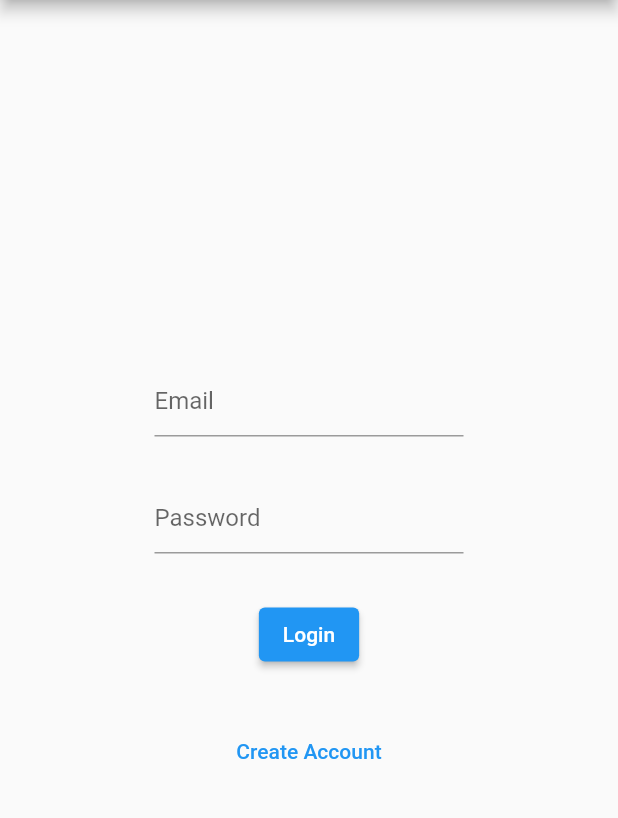
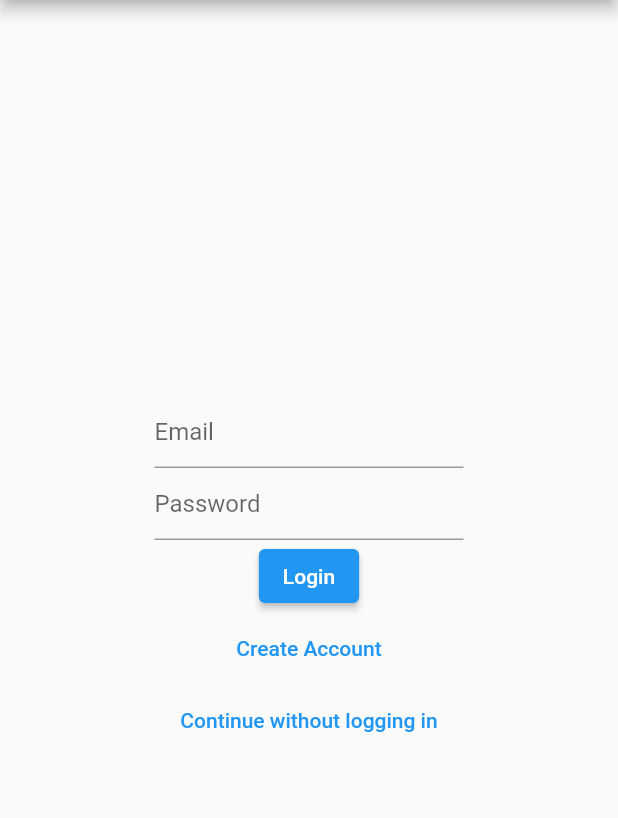
Before and after one commit to nikonowiczp/flutter-project, a Flutter app: the TaskEditView screen opened directly, after a tap on "Back", after a tap on "Log in", on a phone screen of 412 x 824 dp, the part 84-902 px from its top. Run offline on Flutter 3.47's test engine with Material 2 defaults, Android fonts, the phone set to English and light mode, and no system bars; our stand-ins replace bloc, cloud_firestore, equatable, firebase_auth, firebase_core, flutter_bloc and 3 more; accounts and stored records are empty.

Commit message:
Almost ready

```diff
--- a/src/responsible_student/lib/modules/app/common_scaffold/bloc/common_scaffold_bloc.dart
+++ /dev/null
@@ -1,14 +0,0 @@
-import 'dart:async';
-
-import 'package:bloc/bloc.dart';
-import 'package:equatable/equatable.dart';
-import 'package:meta/meta.dart';
-import 'package:responsible_student/modules/auth/auth_service/service/auth_service.dart';
-
-part 'common_scaffold_event.dart';
-part 'common_scaffold_state.dart';
-
-class CommomScaffoldBloc
-    extends Bloc<CommonScaffoldEvent, CommonScaffoldState> {
-  CommomScaffoldBloc() : super(const CommonScaffoldInitialState()) {}
-}
--- a/src/responsible_student/lib/modules/app/common_scaffold/bloc/common_scaffold_event.dart
+++ /dev/null
@@ -1,6 +0,0 @@
-part of 'common_scaffold_bloc.dart';
-
-@immutable
-abstract class CommonScaffoldEvent {
-  const CommonScaffoldEvent();
-}
--- a/src/responsible_student/lib/modules/app/common_scaffold/bloc/common_scaffold_state.dart
+++ /dev/null
@@ -1,11 +0,0 @@
-part of 'common_scaffold_bloc.dart';
-
-abstract class CommonScaffoldState {
-  final String email;
-  final bool wasLoaded;
-  const CommonScaffoldState({this.email = '', this.wasLoaded = true});
-}
-
-class CommonScaffoldInitialState extends CommonScaffoldState {
-  const CommonScaffoldInitialState();
-}
--- a/src/responsible_student/lib/modules/app/common_scaffold/view/common_scaffold_view.dart
+++ b/src/responsible_student/lib/modules/app/common_scaffold/view/common_scaffold_view.dart
@@ -1,8 +1,5 @@
 import 'package:flutter/material.dart';
 import 'package:flutter_bloc/flutter_bloc.dart';
-import 'package:responsible_student/modules/app/common_scaffold/bloc/common_scaffold_bloc.dart';
-import 'package:responsible_student/modules/auth/auth_service/service/auth_service.dart';
-import 'package:responsible_student/modules/auth/login/bloc/login_bloc.dart';
 import 'package:responsible_student/modules/auth/login/view/login_page.dart';
 import 'package:responsible_student/modules/user_data/bloc/user_data_bloc.dart';
 
@@ -19,11 +16,12 @@ class UserHeaderView extends StatelessWidget {
               title: Text(title),
               actions: state.entity.email == ''
                   ? <Widget>[
-                      TextButton(
+                      ElevatedButton(
                         onPressed: () {
                           BlocProvider.of<UserDataBloc>(context)
-                              .add(const UserDataSetShouldLogInEvent());
-                          Navigator.of(context).push(LoginPage.route());
+                              .add(const UserDataLoggedOutEvent());
+                          Navigator.of(context)
+                              .pushReplacement(LoginPage.route());
                         },
                         child: const Text('Log in'),
                       )
@@ -32,7 +30,7 @@ class UserHeaderView extends StatelessWidget {
                       Center(
                         child: Text(state.entity.email),
                       ),
-                      TextButton(
+                      ElevatedButton(
                         onPressed: () {
                           BlocProvider.of<UserDataBloc>(context)
                               .add(const UserDataLoggedOutEvent());
@@ -42,9 +40,6 @@ class UserHeaderView extends StatelessWidget {
                         child: const Text('Log out'),
                       )
                     ],
-              flexibleSpace: Container(
-                color: Colors.orange,
-              ),
             ),
             body: child,
           )),
--- a/src/responsible_student/lib/modules/auth/auth_service/service/firebase_auth_service.dart
+++ b/src/responsible_student/lib/modules/auth/auth_service/service/firebase_auth_service.dart
@@ -14,7 +14,6 @@ class FirebaseAuthService implements AuthService {
     if (user == null) {
       return UserEntity.empty();
     }
-
     var splittedName = ['Name ', 'LastName'];
     if (user.displayName != null) {
       splittedName = user.displayName!.split(' ');
--- a/src/responsible_student/lib/modules/auth/login/view/login_view.dart
+++ b/src/responsible_student/lib/modules/auth/login/view/login_view.dart
@@ -48,17 +48,16 @@ class _LoginForm extends StatelessWidget {
         title: const Text('Login'),
         centerTitle: true,
       ),
-      body: Center(
+      body: OverflowBox(
+        alignment: Alignment.center,
         child: Column(
           mainAxisAlignment: MainAxisAlignment.center,
           children: [
             _LoginEmail(),
-            const SizedBox(height: 30.0),
             _LoginPassword(),
-            const SizedBox(height: 30.0),
             _SubmitButton(),
-            const SizedBox(height: 30.0),
             const _CreateAccountButton(),
+            const _ContinueWithoutLogginIn()
           ],
         ),
       ),
@@ -134,7 +133,7 @@ class _CreateAccountButton extends StatelessWidget {
   Widget build(BuildContext context) {
     return TextButton(
       onPressed: () {
-        Navigator.push(
+        Navigator.pushReplacement(
           context,
           MaterialPageRoute(
             builder: (context) => const SignupPage(),
@@ -145,3 +144,19 @@ class _CreateAccountButton extends StatelessWidget {
     );
   }
 }
+
+class _ContinueWithoutLogginIn extends StatelessWidget {
+  const _ContinueWithoutLogginIn({Key? key}) : super(key: key);
+
+  @override
+  Widget build(BuildContext context) {
+    return TextButton(
+      onPressed: () {
+        BlocProvider.of<UserDataBloc>(context)
+            .add(const UserDataSetShouldNotLogInEvent());
+        Navigator.of(context).pushReplacement(HomePage.route());
+      },
+      child: const Text('Continue without logging in'),
+    );
+  }
+}
--- a/src/responsible_student/lib/modules/tasks/edit/bloc/task_edit_bloc.dart
+++ b/src/responsible_student/lib/modules/tasks/edit/bloc/task_edit_bloc.dart
@@ -214,6 +214,7 @@ class TaskEditBloc extends Bloc<TaskEditEvent, TaskEditState> {
       double hours, double hoursDone, double hoursPerReminder) {
     DateTime calculatedNextReminder = DateTime.now();
     String error = '';
+    try {
       double hoursLeft = hours - hoursDone;
       // To get rid of time - maybe unnecessary
       DateTime nowOnlyDate =
@@ -231,5 +232,7 @@ class TaskEditBloc extends Bloc<TaskEditEvent, TaskEditState> {
       calculatedNextReminder =
           nowOnlyDate.add(Duration(days: daysUntilNextReminder));
       return Tuple2<DateTime, String>(calculatedNextReminder, error);
+    } catch (e) {}
+    return Tuple2<DateTime, String>(calculatedNextReminder, error);
   }
 }
--- a/src/responsible_student/lib/modules/tasks/edit/view/task_edit_view.dart
+++ b/src/responsible_student/lib/modules/tasks/edit/view/task_edit_view.dart
@@ -162,7 +162,7 @@ class _nextReminderInput extends StatelessWidget {
             enabledBorder: _renderBorder(_hasError()),
             focusedBorder: _renderBorder(_hasError()),
             icon: const Icon(Icons.calendar_today),
-            labelText: "Enter next reminder date"),
+            labelText: "Enter next reminder date or let algorithm decide"),
         readOnly: true,
         onTap: () async {
           DateTime? pickedDate = await showDatePicker(
@@ -203,7 +203,6 @@ class _hoursInput extends StatelessWidget {
       TextField(
         controller: bloc.hours,
         onChanged: (value) {
-          print(value);
           bloc.add(TaskEditHoursChanged(double.parse(value)));
         },
         keyboardType: TextInputType.number,
@@ -219,7 +218,7 @@ class _hoursInput extends StatelessWidget {
           }),
         ],
         decoration: InputDecoration(
-            hintText: 'Total hours',
+            hintText: 'Total hours needed to finish task',
             labelStyle: TextStyle(
               color: _hasError() ? Colors.red : Colors.black,
             ),
@@ -328,7 +327,7 @@ class _hoursPerReminderDoneInput extends StatelessWidget {
           }),
         ],
         decoration: InputDecoration(
-            hintText: 'Hours per reminder',
+            hintText: 'Hours per day',
             labelStyle: TextStyle(
               color: _hasError() ? Colors.red : Colors.black,
             ),
@@ -337,7 +336,7 @@ class _hoursPerReminderDoneInput extends StatelessWidget {
             ),
             enabledBorder: _renderBorder(_hasError()),
             focusedBorder: _renderBorder(_hasError()),
-            labelText: "Enter hours per reminder"),
+            labelText: "Enter hours per day"),
       ),
       if (_hasError()) ...[
         const SizedBox(height: 5),
--- a/src/responsible_student/lib/modules/tasks/models/task.dart
+++ b/src/responsible_student/lib/modules/tasks/models/task.dart
@@ -12,8 +12,9 @@ class Task extends Equatable {
   final double hoursPerReminder;
   final String name;
   final DateTime nextReminder;
+  final DateTime dateModified = DateTime.now();
 
-  const Task(this.id, this.deadline, this.hours, this.hoursDone,
+  Task(this.id, this.deadline, this.hours, this.hoursDone,
       this.hoursPerReminder, this.name, this.nextReminder);
   @override
   List<Object?> get props =>
@@ -22,7 +23,7 @@ class Task extends Equatable {
   factory Task.fromJson(Map<String, dynamic> json) => _$TaskFromJson(json);
   factory Task.newTask() {
     var uuid = Uuid();
-    return Task(uuid.v1(), DateTime.now(), 0, 0, 0, '', DateTime.now());
+    return Task(uuid.v1(), DateTime.now(), 0, 0, 0, 'New Task', DateTime.now());
   }
   Map<String, dynamic> toJson() => _$TaskToJson(this);
 }
--- a/src/responsible_student/lib/modules/tasks/view/task_preview.dart
+++ b/src/responsible_student/lib/modules/tasks/view/task_preview.dart
@@ -17,7 +17,9 @@ class TaskPreview extends StatelessWidget {
         children: [
           Expanded(child: Text(task.name)),
           Expanded(child: Text(DateFormat.yMd().format(task.nextReminder))),
-          Expanded(child: Text('${task.hours - task.hoursDone} hours left')),
+          Expanded(
+              child: Text(
+                  '${(task.hours - task.hoursDone).toStringAsFixed(1)} hours left')),
           Expanded(
             child: ElevatedButton(
                 onPressed: () {
--- a/src/responsible_student/lib/modules/user_data/bloc/user_data_bloc.dart
+++ b/src/responsible_student/lib/modules/user_data/bloc/user_data_bloc.dart
@@ -1,5 +1,6 @@
 import 'dart:convert';
 
+import 'package:cloud_firestore/cloud_firestore.dart';
 import 'package:equatable/equatable.dart';
 import 'package:hydrated_bloc/hydrated_bloc.dart';
 import 'package:responsible_student/modules/auth/auth_service/models/user_entity.dart';
@@ -11,7 +12,7 @@ part 'user_data_event.dart';
 part 'user_data_state.dart';
 
 class UserDataBloc extends HydratedBloc<UserDataEvent, UserDataState> {
-  UserDataBloc(this._authService)
+  UserDataBloc(this._authService, this._firestore)
       : super(UserDataState(
             entity: UserEntity.empty(), tasks: const <String, Task>{})) {
     on<UserDataAddTasksEvent>(_onUserDataAddTasksEvent);
@@ -25,13 +26,27 @@ class UserDataBloc extends HydratedBloc<UserDataEvent, UserDataState> {
       emit(state.copyWith(shouldBeLoggedIn: true));
     });
     on<UserDataSetShouldNotLogInEvent>((event, emit) {
-      emit(state.copyWith(shouldBeLoggedIn: false));
+      emit(state.copyWith(shouldBeLoggedIn: false, entity: UserEntity.empty()));
     });
-
     print('Constructor was called');
     emit(state.copyWith(entity: _authService.getCurrentUser()));
+    if (state.isLoggedIn) _synchronizeTasksWithFirestore();
   }
   final AuthService _authService;
+  final FirebaseFirestore _firestore;
+
+  _synchronizeTasksWithFirestore() async {
+    print('_synchronizeTasksWithFirestore');
+    var userInfo = await _firestore
+        .collection('/task')
+        .where('userUid', isEqualTo: '4KPXfRtPh3Xqie5RiRkqr1iZ5H13')
+        .get()
+        .then((value) => value.docs.forEach((element) {
+              print(element.data());
+            }));
+    print('After query');
+  }
+
   _onUserDataAddTasksEvent(
       UserDataAddTasksEvent event, Emitter<UserDataState> emit) {
     var newMap = Map<String, Task>.of(state.tasks);
--- a/src/responsible_student/pubspec.yaml
+++ b/src/responsible_student/pubspec.yaml
@@ -47,6 +47,7 @@ dependencies:
   intl:
   rxdart: ^0.27.3
   tuple: ^2.0.1
+  cloud_firestore: ^4.3.1
 dev_dependencies:
   flutter_test:
     sdk: flutter
```
Also changed, not shown: src/responsible_student/lib/main.dart (+3 -13 lines), src/responsible_student/lib/modules/tasks/edit/bloc/task_edit_state.dart (+7 -1 lines), src/responsible_student/lib/modules/new_task/bloc/new_task_bloc.dart (deleted), src/responsible_student/lib/modules/new_task/bloc/new_task_event.dart (deleted), src/responsible_student/lib/modules/new_task/bloc/new_task_state.dart (deleted), src/responsible_student/lib/modules/task_info/bloc/task_info.event.dart (deleted), src/responsible_student/lib/modules/task_info/bloc/task_info_bloc.dart (deleted), src/responsible_student/lib/modules/task_info/bloc/task_info_state.dart (deleted), 4 other files. Lines whose indentation alone changed are shown as unchanged.
